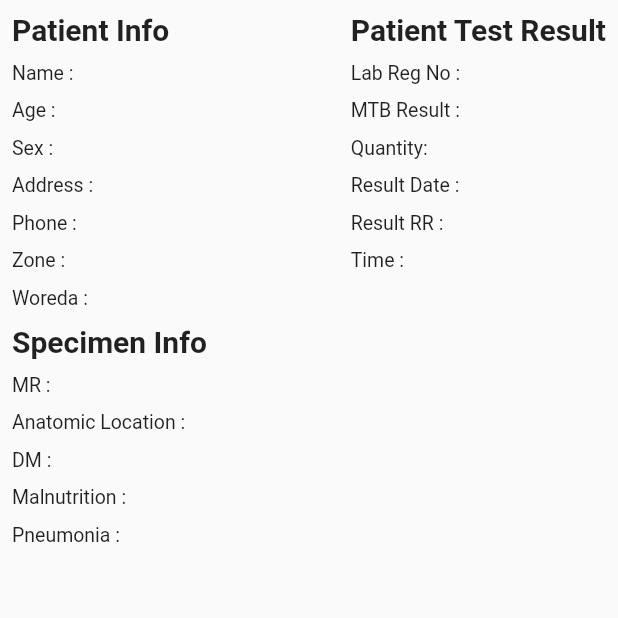
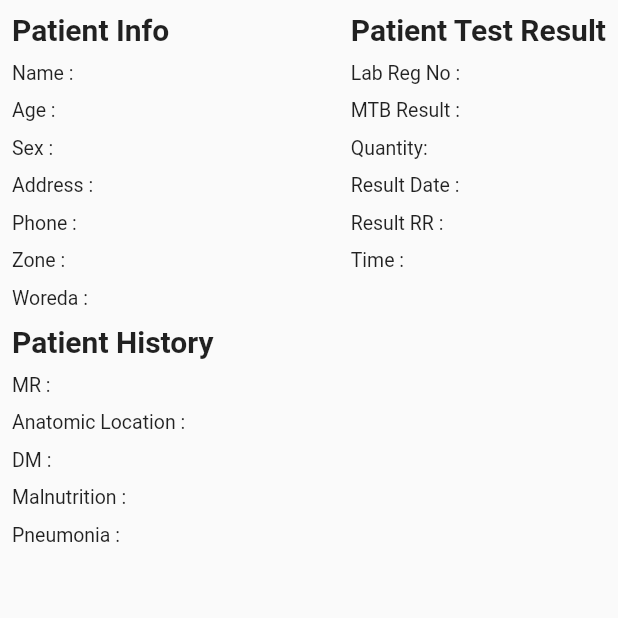
Before and after one commit to JeremyGashu/kncv_main, a Flutter app: the ReportPage screen opened directly with empty values, on a phone screen of 412 x 824 dp, the top half of it. Run offline on Flutter 3.47's test engine with Material 2 defaults, Android fonts, the phone set to English and light mode, and no system bars; our stand-ins replace badges, cloud_firestore, equatable, firebase_auth, firebase_core, firebase_messaging and 6 more; accounts and stored records are empty.

Commit message:
added notification

```diff
--- a/lib/presentation/pages/notificatins.dart
+++ b/lib/presentation/pages/notificatins.dart
@@ -162,6 +162,7 @@ Future<List<String?>> getTestCenterAdminsFromTestCenterId(String? id) async {
   var testCenters = await FirebaseFirestore.instance
       .collection('users')
       .where('test_center_id', isEqualTo: id)
+      .where('type', isEqualTo: 'TEST_CENTER_ADMIN')
       .get();
   testCenterAdmins =
       testCenters.docs.map((e) => e.data()['user_id'] as String).toList();
--- a/lib/presentation/pages/patient_info/report.dart
+++ b/lib/presentation/pages/patient_info/report.dart
@@ -94,7 +94,7 @@ class ReportPage extends StatelessWidget {
                       pw.SizedBox(
                         height: 10,
                       ),
-                      pw.Text('Specimen Info',
+                      pw.Text('Patient History',
                           style: pw.TextStyle(
                               fontSize: 20, fontWeight: pw.FontWeight.bold)),
                       pw.SizedBox(height: 10),
@@ -187,7 +187,7 @@ class ReportPage extends StatelessWidget {
                         height: 10,
                       ),
                       pw.Text(
-                        'Result RR : ${patient.testResult?.resultRr ?? ''}',
+                        'Time : ${patient.testResult?.resultTime ?? ''}',
                         style: pw.TextStyle(
                           // color: Colors.black87,
                           fontSize: 13,
@@ -197,12 +197,13 @@ class ReportPage extends StatelessWidget {
                         height: 10,
                       ),
                       pw.Text(
-                        'Time : ${patient.testResult?.resultTime ?? ''}',
+                        'Result RR : ${patient.testResult?.resultRr ?? ''}',
                         style: pw.TextStyle(
                           // color: Colors.black87,
                           fontSize: 13,
                         ),
                       ),
+
                       pw.SizedBox(
                         height: 10,
                       ),
@@ -294,7 +295,7 @@ class ReportPage extends StatelessWidget {
                     SizedBox(
                       height: 10,
                     ),
-                    Text('Specimen Info',
+                    Text('Patient History',
                         style: TextStyle(
                             fontSize: 20, fontWeight: FontWeight.bold)),
                     SizedBox(height: 10),
```
